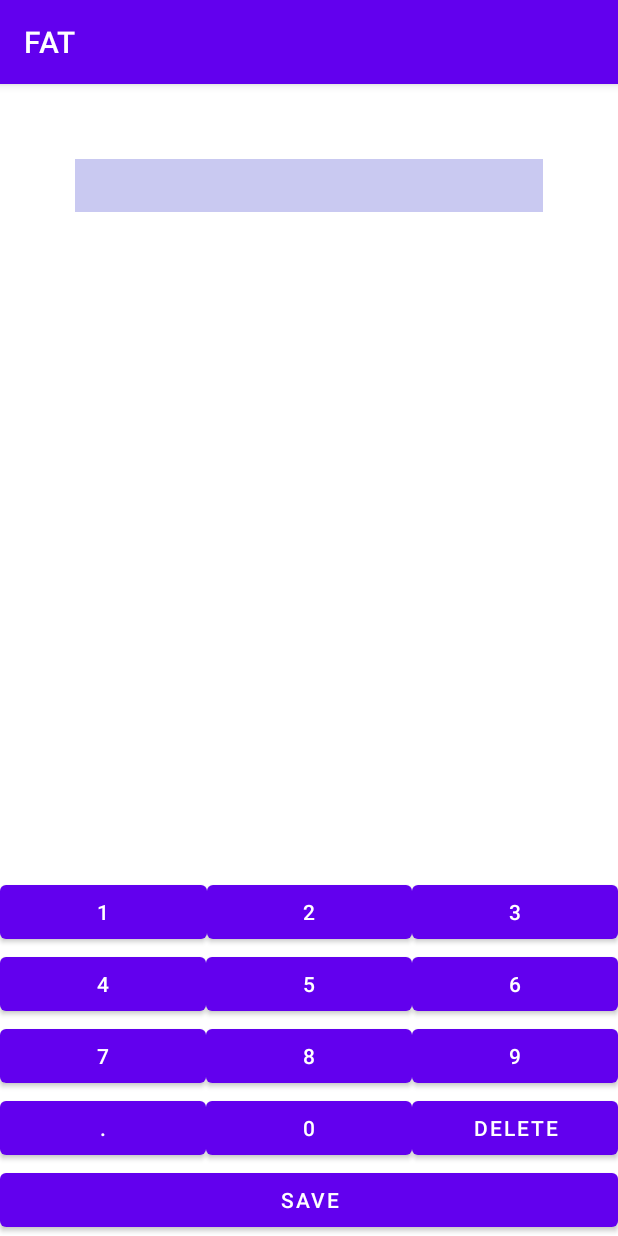
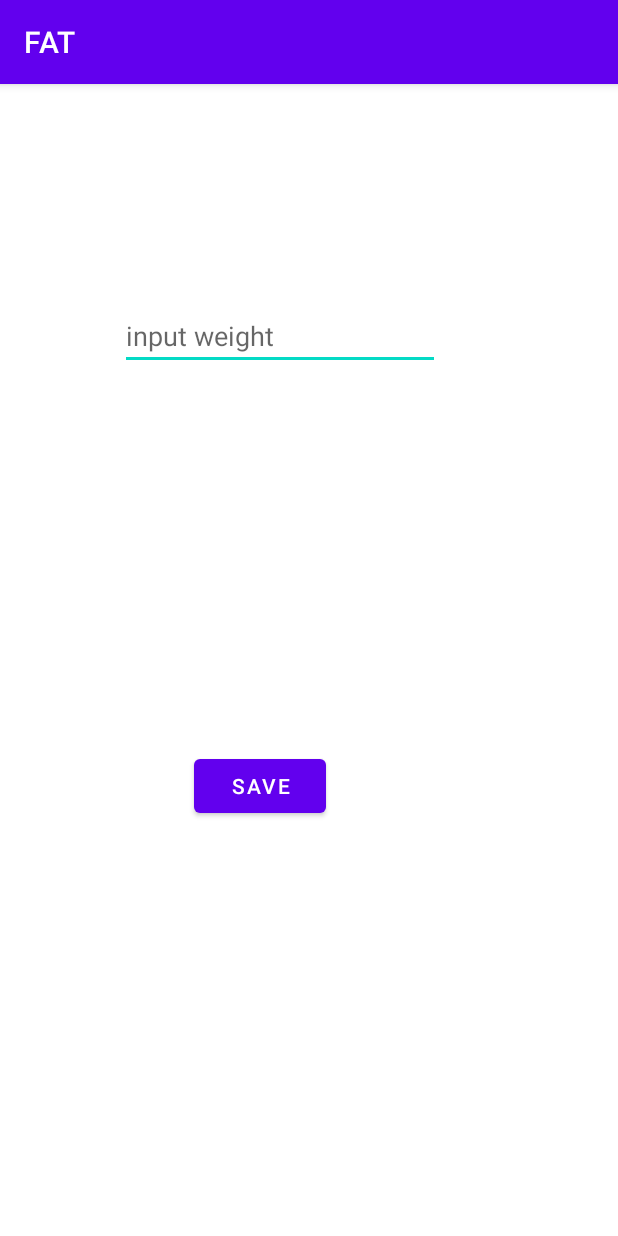
Before and after one commit to FlorenciaDiCiocco/FAT_app_cs246, an Android app: the add_weight_final screen opened directly, with no data from a screen before it, on a phone screen of 412 x 824 dp. Run offline under Robolectric (Android 15) with nearby library versions, the phone set to English and light mode, and no system bars.

Commit message:
I can add inputs

```diff
--- a/app/src/main/java/com/team3/fat/addWeightKeyboard.java
+++ b/app/src/main/java/com/team3/fat/addWeightKeyboard.java
@@ -97,7 +97,7 @@ public class addWeightKeyboard extends LinearLayout implements View.OnClickListe
     public void onClick(View view) {
         if (inputConnection == null)
             return;
-        //this is how the delete button works, please don't delete stuff
+        //this is zhow the delete button works, please don't delete stuff
         if (view.getId() == R.id.button_delete) {
             CharSequence selectedText = inputConnection.getSelectedText(0);
             if (TextUtils.isEmpty(selectedText)) {
--- a/app/src/main/java/com/team3/fat/add_weight_final.java
+++ b/app/src/main/java/com/team3/fat/add_weight_final.java
@@ -10,6 +10,7 @@ import android.text.InputType;
 import android.view.View;
 import android.view.inputmethod.EditorInfo;
 import android.view.inputmethod.InputConnection;
+import android.widget.Button;
 import android.widget.EditText;
 import android.widget.TextView;
 import android.widget.Toast;
@@ -19,28 +20,41 @@ import com.team3.fat.ui.home.HomeFragment;
 
 import java.text.SimpleDateFormat;
 import java.util.Calendar;
+import java.util.Date;
+import java.util.Locale;
 
 public class add_weight_final extends AppCompatActivity {
 
     private String dayweight;
     private EditText weightSomething;
+    Button adding;
 
     @Override
     protected void onCreate(Bundle savedInstanceState) {
         super.onCreate(savedInstanceState);
-        setContentView(R.layout.activity_add_weight);
+        //we show the activity
+        setContentView(R.layout.activity_add_weight_final);
+    }
 
-        EditText editText = (EditText) findViewById(R.id.weightInput);
-        addWeightKeyboard keyboard = (addWeightKeyboard) findViewById(R.id.keyboard);
-        editText.setRawInputType(InputType.TYPE_CLASS_TEXT);
-        editText.setTextIsSelectable(true);
 
-        InputConnection ic = editText.onCreateInputConnection(new EditorInfo());
-        keyboard.setInputConnection(ic);
+    public void Save_input(View view) {
+        EditText input_txt = findViewById(R.id.input_text);
+        float number = Float.valueOf(input_txt.getText().toString());
+        ListItem input = new ListItem();
 
-        weightSomething = (EditText) findViewById(R.id.weightInput);
+        //this block is for the date
+        Date c = Calendar.getInstance().getTime();
+        System.out.println("Current time => " + c);
+        SimpleDateFormat df = new SimpleDateFormat("dd-MMM-yyyy", Locale.getDefault());
+        String formattedDate = df.format(c);
 
+        input.setDate(formattedDate);
+        input.setWeight(number);
+        Globals.set_weight(input);
+        startActivity(new Intent(getApplicationContext(), MainActivity2_bottom_bar.class));
     }
+
+
 
     public void saveWeightDay() {
     //I don't know what to do here
--- a/app/src/main/java/com/team3/fat/ui/home/HomeFragment.java
+++ b/app/src/main/java/com/team3/fat/ui/home/HomeFragment.java
@@ -40,7 +40,6 @@ public class HomeFragment extends Fragment {
         homeViewModel =
                 new ViewModelProvider(this).get(HomeViewModel.class);
         View root = inflater.inflate(R.layout.fragment_home, container, false);
-        getListData();
         ArrayList userList = Globals.get_weight_list();
         final ListView lv = (ListView) root.findViewById(R.id.user_list);
         lv.setAdapter(new CustomListAdapter(getActivity(), userList));
--- a/app/src/main/res/layout/activity_add_weight_final.xml
+++ b/app/src/main/res/layout/activity_add_weight_final.xml
@@ -1,17 +1,37 @@
 <?xml version="1.0" encoding="utf-8"?>
-<androidx.constraintlayout.widget.ConstraintLayout xmlns:android="http://schemas.android.com/apk/res/android"
+<RelativeLayout xmlns:android="http://schemas.android.com/apk/res/android"
     xmlns:app="http://schemas.android.com/apk/res-auto"
     xmlns:tools="http://schemas.android.com/tools"
     android:layout_width="match_parent"
     android:layout_height="match_parent"
-    tools:context=".add_weight_final">
+    tools:context="com.team3.fat.add_weight_final">
 
-    <TextView
-        android:id="@+id/textView"
+    <EditText
+        android:id="@+id/input_text"
         android:layout_width="wrap_content"
         android:layout_height="wrap_content"
-        android:text="It works"
-        tools:layout_editor_absoluteX="102dp"
-        tools:layout_editor_absoluteY="231dp" />
+        android:layout_alignParentStart="true"
+        android:layout_alignParentLeft="true"
+        android:layout_marginStart="80dp"
+        android:layout_marginLeft="80dp"
+        android:layout_marginTop="145dp"
+        android:ems="10"
+        android:inputType="phone"
+        android:hint="input weight"
+        tools:layout_editor_absoluteX="121dp"
+        tools:layout_editor_absoluteY="239dp" />
 
-</androidx.constraintlayout.widget.ConstraintLayout>
+    <Button
+        android:id="@+id/save_button"
+        android:layout_width="wrap_content"
+        android:layout_height="wrap_content"
+        android:layout_alignParentStart="true"
+        android:layout_alignParentLeft="true"
+        android:layout_alignParentBottom="true"
+        android:layout_marginStart="129dp"
+        android:layout_marginLeft="129dp"
+        android:layout_marginBottom="276dp"
+        android:onClick="Save_input"
+        android:text="SAVE" />
+
+</RelativeLayout>
```
